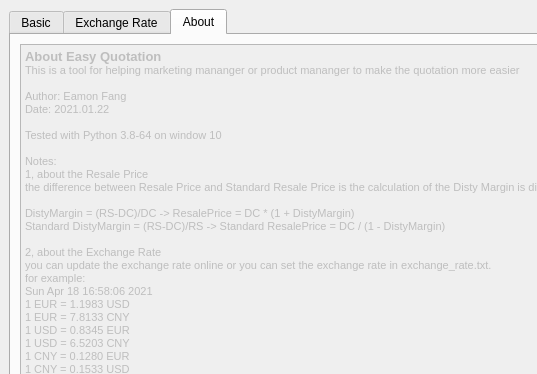
This is main_window.ui in lgnq/EasyQuotation as Qt 5 draws it before an edit; both pictures show x 0 to 537 and y 0 to 374 of the 746 by 698 pixel window. The edited form follows.
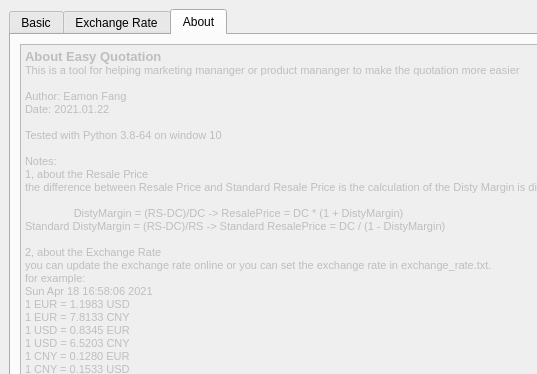
This is the edited form. The open tabs and pages were chosen to show the change. Custom widgets are drawn as their Qt base class.

Commit message: update the About tab

What changed in the file:
```diff
--- a/main_window.ui
+++ b/main_window.ui
@@ -792,7 +792,7 @@
 &lt;p style=&quot; margin-top:0px; margin-bottom:0px; margin-left:0px; margin-right:0px; -qt-block-indent:0; text-indent:0px;&quot;&gt;1, about the Resale Price&lt;/p&gt;
 &lt;p style=&quot; margin-top:0px; margin-bottom:0px; margin-left:0px; margin-right:0px; -qt-block-indent:0; text-indent:0px;&quot;&gt;the difference between Resale Price and Standard Resale Price is the calculation of the Disty Margin is differnet.&lt;/p&gt;
 &lt;p style=&quot;-qt-paragraph-type:empty; margin-top:0px; margin-bottom:0px; margin-left:0px; margin-right:0px; -qt-block-indent:0; text-indent:0px;&quot;&gt;&lt;br /&gt;&lt;/p&gt;
-&lt;p style=&quot; margin-top:0px; margin-bottom:0px; margin-left:0px; margin-right:0px; -qt-block-indent:0; text-indent:0px;&quot;&gt;DistyMargin = (RS-DC)/DC -&amp;gt; ResalePrice = DC * (1 + DistyMargin)&lt;/p&gt;
+&lt;p style=&quot; margin-top:0px; margin-bottom:0px; margin-left:0px; margin-right:0px; -qt-block-indent:0; text-indent:0px;&quot;&gt;                DistyMargin = (RS-DC)/DC -&amp;gt; ResalePrice = DC * (1 + DistyMargin)&lt;/p&gt;
 &lt;p style=&quot; margin-top:0px; margin-bottom:0px; margin-left:0px; margin-right:0px; -qt-block-indent:0; text-indent:0px;&quot;&gt;Standard DistyMargin = (RS-DC)/RS -&amp;gt; Standard ResalePrice = DC / (1 - DistyMargin)&lt;/p&gt;
 &lt;p style=&quot;-qt-paragraph-type:empty; margin-top:0px; margin-bottom:0px; margin-left:0px; margin-right:0px; -qt-block-indent:0; text-indent:0px;&quot;&gt;&lt;br /&gt;&lt;/p&gt;
 &lt;p style=&quot; margin-top:0px; margin-bottom:0px; margin-left:0px; margin-right:0px; -qt-block-indent:0; text-indent:0px;&quot;&gt;2, about the Exchange Rate&lt;/p&gt;
```
The commit also changes 1 other file.
